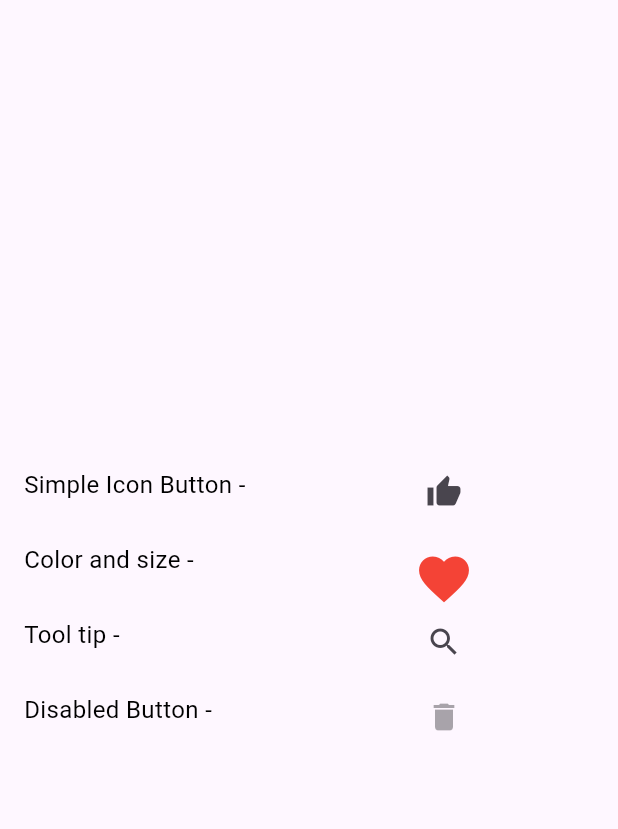
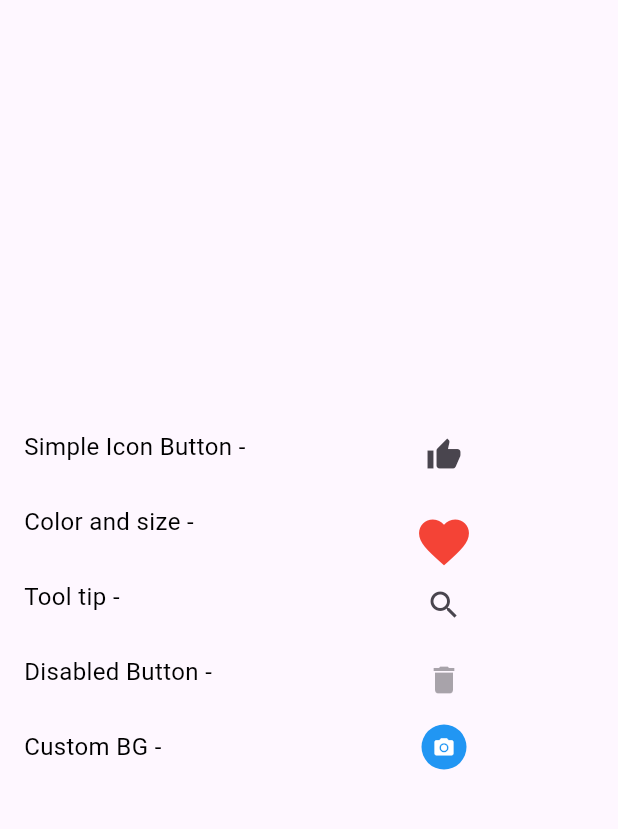
Before and after one commit to afrahshaikh/flutter_buttons, a Flutter app: the IconButtons screen opened directly, on a phone screen of 412 x 824 dp, the part 63-892 px from its top. Run offline on Flutter 3.47's test engine with Material 3 defaults, Android fonts, the phone set to English and light mode, and no system bars.

Commit message:
icon buttons

```diff
--- a/lib/buttons/icon_button.dart
+++ b/lib/buttons/icon_button.dart
@@ -16,29 +16,46 @@ class IconButtons extends StatelessWidget {
             mainAxisAlignment: MainAxisAlignment.center,
             spacing: 20,
             children: [
-              rowTextButton('Simple Icon Button',
+              rowTextButton(
+                'Simple Icon Button',
+                IconButton(icon: const Icon(Icons.thumb_up), onPressed: () {}),
+              ),
+              rowTextButton(
+                'Color and size',
                 IconButton(
-                icon: const Icon(Icons.thumb_up),
-                onPressed: () {},
-              ),
-              ),
-             rowTextButton('Color and size',  IconButton(
                   icon: const Icon(Icons.favorite),
                   color: Colors.red,
                   iconSize: 40,
                   onPressed: () {},
                 ),
               ),
-             rowTextButton('Tool tip',  IconButton(
+              rowTextButton(
+                'Tool tip',
+                IconButton(
                   icon: const Icon(Icons.search),
                   tooltip: "Search",
                   onPressed: () {},
                 ),
               ),
               rowTextButton(
-               'Disabled Button' , IconButton(
-                  icon: const Icon(Icons.delete),
-                  onPressed: null,
+                'Disabled Button',
+                IconButton(icon: const Icon(Icons.delete), onPressed: null),
+              ),
+              rowTextButton(
+                'Custom BG',
+                Container(
+                  decoration: const BoxDecoration(
+                    color: Colors.blue,
+                    shape: BoxShape.circle,
+                  ),
+                  child: IconButton(
+                    icon: const Icon(
+                      Icons.camera_alt,
+                      color: Colors.white,
+                      size: 15,
+                    ),
+                    onPressed: () {},
+                  ),
                 ),
               ),
             ],
```
Lines whose indentation alone changed are shown as unchanged.
